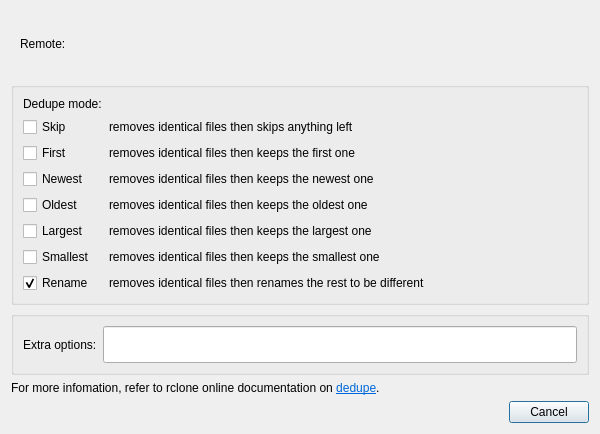
First picture: the form in src/dedupe_dialog.ui, repository holazt/RcloneBrowser, before the edit.
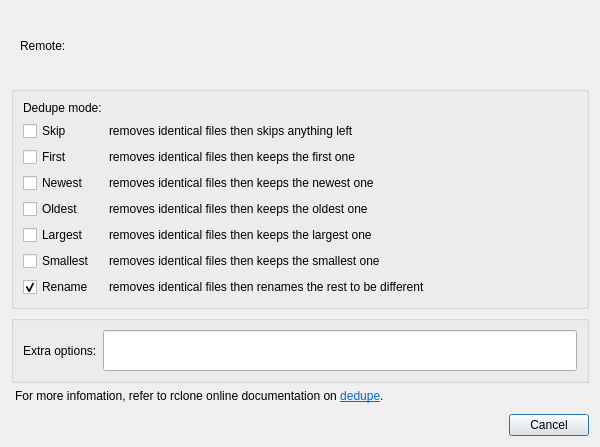
Second picture: the form after the edit.

Patch:
```diff
--- a/src/dedupe_dialog.ui
+++ b/src/dedupe_dialog.ui
@@ -7,7 +7,7 @@
     <x>0</x>
     <y>0</y>
     <width>600</width>
-    <height>434</height>
+    <height>447</height>
    </rect>
   </property>
   <property name="sizePolicy">
@@ -305,11 +305,30 @@
      <property name="text">
       <string>&lt;html&gt;&lt;head/&gt;&lt;body&gt;&lt;p&gt;For more infomation, refer to rclone online documentation on &lt;a href=&quot;https://rclone.org/commands/rclone_dedupe/&quot;&gt;&lt;span style=&quot; text-decoration: underline; color:#0068da;&quot;&gt;dedupe&lt;/span&gt;&lt;/a&gt;.&lt;/p&gt;&lt;/body&gt;&lt;/html&gt;</string>
      </property>
-     <property name="textFormat">
-      <enum>Qt::RichText</enum>
+     <property name="indent">
+      <number>4</number>
+     </property>
+     <property name="openExternalLinks">
+      <bool>false</bool>
      </property>
     </widget>
    </item>
+   <item>
+    <spacer name="verticalSpacer">
+     <property name="orientation">
+      <enum>Qt::Vertical</enum>
+     </property>
+     <property name="sizeType">
+      <enum>QSizePolicy::Fixed</enum>
+     </property>
+     <property name="sizeHint" stdset="0">
+      <size>
+       <width>20</width>
+       <height>5</height>
+      </size>
+     </property>
+    </spacer>
+   </item>
    <item>
     <widget class="QDialogButtonBox" name="buttonBox">
      <property name="standardButtons">
```
